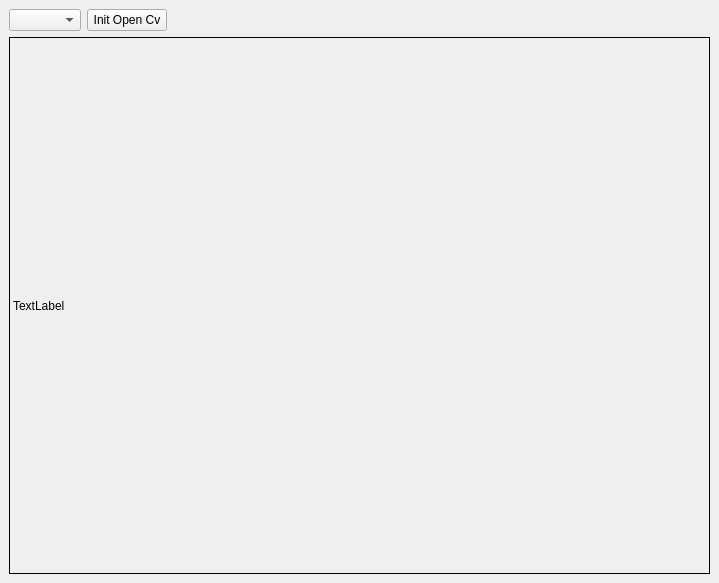
First picture: the form in M043_endoscope_QT/M043_endoscope/mainwindow.ui, repository RinoReyns/M043_endoscope, before the edit.
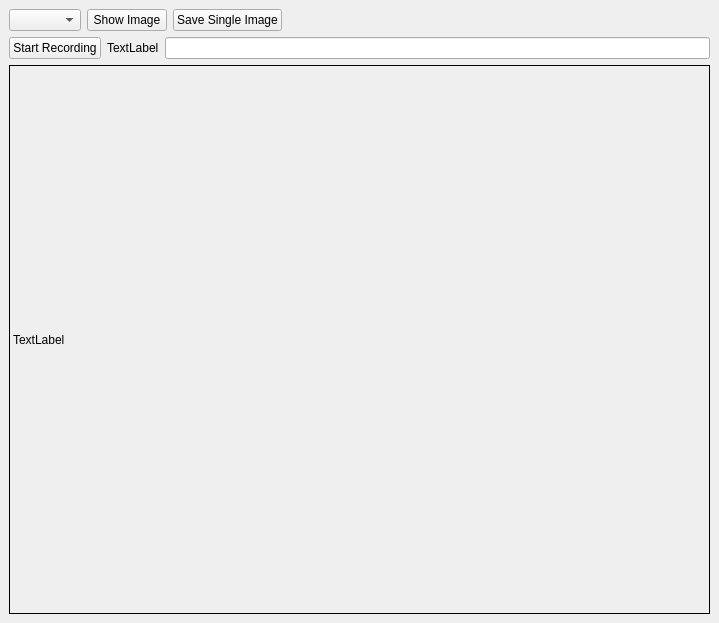
Second picture: the form after the edit.

What changed in the file:
```diff
--- a/M043_endoscope_QT/M043_endoscope/mainwindow.ui
+++ b/M043_endoscope_QT/M043_endoscope/mainwindow.ui
@@ -7,25 +7,34 @@
     <x>0</x>
     <y>0</y>
     <width>719</width>
-    <height>583</height>
+    <height>623</height>
    </rect>
   </property>
   <property name="windowTitle">
    <string>MainWindow</string>
   </property>
   <widget class="QWidget" name="centralwidget">
-   <layout class="QGridLayout" name="gridLayout">
-    <item row="0" column="0">
+   <layout class="QVBoxLayout" name="verticalLayout">
+    <item>
+     <layout class="QHBoxLayout" name="horizontalLayout_2">
+      <item>
      <widget class="QComboBox" name="endpointsListcomboBox"/>
     </item>
-    <item row="0" column="1">
+      <item>
      <widget class="QPushButton" name="InitOpenCV_button">
       <property name="text">
-       <string>Init Open Cv</string>
+         <string>Show Image</string>
       </property>
      </widget>
     </item>
-    <item row="0" column="2">
+      <item>
+       <widget class="QPushButton" name="saveSingleImage">
+        <property name="text">
+         <string>Save Single Image</string>
+        </property>
+       </widget>
+      </item>
+      <item>
      <spacer name="horizontalSpacer">
       <property name="orientation">
        <enum>Qt::Horizontal</enum>
@@ -38,7 +47,30 @@
       </property>
      </spacer>
     </item>
-    <item row="1" column="0" colspan="3">
+     </layout>
+    </item>
+    <item>
+     <layout class="QHBoxLayout" name="horizontalLayout">
+      <item>
+       <widget class="QPushButton" name="startRecording">
+        <property name="text">
+         <string>Start Recording</string>
+        </property>
+       </widget>
+      </item>
+      <item>
+       <widget class="QLabel" name="label">
+        <property name="text">
+         <string>TextLabel</string>
+        </property>
+       </widget>
+      </item>
+      <item>
+       <widget class="QLineEdit" name="lineEdit"/>
+      </item>
+     </layout>
+    </item>
+    <item>
      <widget class="QLabel" name="opencvFrame">
       <property name="minimumSize">
        <size>
```
Lines whose indentation alone changed are shown as unchanged.
